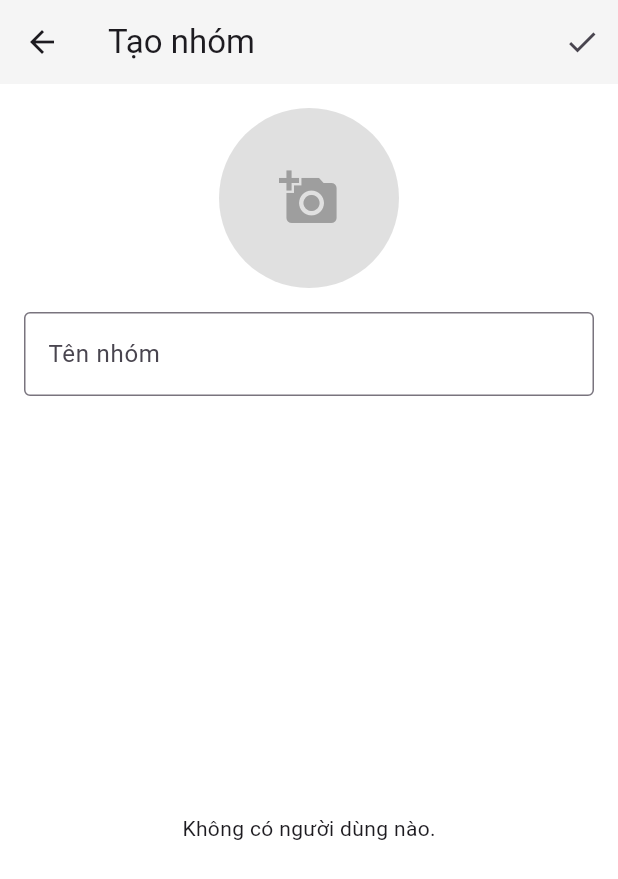
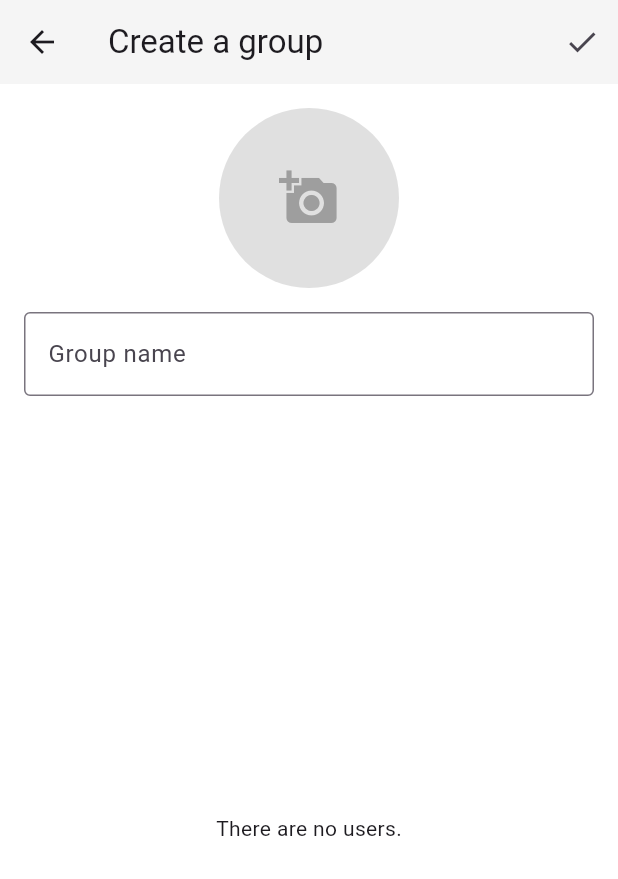
Before and after one commit to caocao012345678/flutter_instagram_clone, a Flutter app: the CreateGroupScreen screen opened by its route, on a phone screen of 412 x 824 dp. Shown: the top 879 px of the screen. Run offline on Flutter 3.47's test engine with Material 3 defaults, Android fonts, the phone set to English and light mode, and no system bars; our stand-ins replace cached_network_image, cloud_firestore, date_format, firebase_auth, firebase_core, firebase_messaging and 5 more; missing offline and left inert: photo_manager; accounts and stored records are empty; generated files the repository leaves out were written again; network calls fail.

Commit message:
change to English

```diff
--- a/lib/Chat/add_member_screen.dart
+++ b/lib/Chat/add_member_screen.dart
@@ -34,7 +34,7 @@ class _AddMemberScreenState extends State<AddMemberScreen> {
       'users': FieldValue.arrayUnion([userId]),
     });
     ScaffoldMessenger.of(context).showSnackBar(
-      SnackBar(content: Text('Đã thêm thành viên.')),
+      SnackBar(content: Text('Member added.')),
     );
     Navigator.pop(context);
   }
@@ -43,7 +43,7 @@ class _AddMemberScreenState extends State<AddMemberScreen> {
   Widget build(BuildContext context) {
     return Scaffold(
       appBar: AppBar(
-        title: const Text('Thêm thành viên'),
+        title: const Text('Add member'),
       ),
       body: Column(
         children: [
@@ -52,7 +52,7 @@ class _AddMemberScreenState extends State<AddMemberScreen> {
             child: TextField(
               controller: _searchController,
               decoration: const InputDecoration(
-                labelText: 'Tìm kiếm người dùng',
+                labelText: 'Search for users',
                 border: OutlineInputBorder(),
               ),
               onSubmitted: _searchUsers,
--- a/lib/Chat/chat_list_screen.dart
+++ b/lib/Chat/chat_list_screen.dart
@@ -53,7 +53,7 @@ class ChatListScreen extends StatelessWidget {
           }
 
           if (!snapshot.hasData || snapshot.data!.docs.isEmpty) {
-            return const Center(child: Text("Không có cuộc trò chuyện nào."));
+            return const Center(child: Text("There is no conversation."));
           }
 
           return ListView.builder(
@@ -72,7 +72,7 @@ class ChatListScreen extends StatelessWidget {
 
               if (chatType == 'group') {
                 // Hiển thị nhóm chat
-                String groupName = chatMap?['groupName'] ?? 'Nhóm';
+                String groupName = chatMap?['groupName'] ?? 'Group';
                 String groupImage = chatMap?['groupImage'] ?? '';
 
                 return ListTile(
@@ -127,7 +127,7 @@ class ChatListScreen extends StatelessWidget {
                     }
 
                     var userData = userSnapshot.data!.data() as Map<String, dynamic>;
-                    String username = userData['username'] ?? 'Người dùng';
+                    String username = userData['username'] ?? 'User';
                     String avatarUrl = userData['profile'] ?? '';
 
                     return ListTile(
--- a/lib/Chat/create_group_screen.dart
+++ b/lib/Chat/create_group_screen.dart
@@ -41,21 +41,21 @@ class _CreateGroupScreenState extends State<CreateGroupScreen> {
   Future<void> createGroupChat() async {
     if (_groupNameController.text.trim().isEmpty) {
       ScaffoldMessenger.of(context).showSnackBar(
-        const SnackBar(content: Text("Vui lòng nhập tên nhóm!")),
+        const SnackBar(content: Text("Please enter a group name!")),
       );
       return;
     }
 
     if (_groupImage == null) {
       ScaffoldMessenger.of(context).showSnackBar(
-        const SnackBar(content: Text("Vui lòng chọn ảnh nhóm!")),
+        const SnackBar(content: Text("Please select a group photo!")),
       );
       return;
     }
 
     if (selectedUserIds.length < 3) {
       ScaffoldMessenger.of(context).showSnackBar(
-        const SnackBar(content: Text("Vui lòng chọn ít nhất 2 người dùng khác để tạo nhóm!")),
+        const SnackBar(content: Text("Please select at least 2 other users to create a group!")),
       );
       return;
     }
@@ -111,7 +111,7 @@ class _CreateGroupScreenState extends State<CreateGroupScreen> {
     try {
       // Kiểm tra file trước khi tải lên
       if (!image.existsSync()) {
-        throw Exception("Tệp không tồn tại hoặc không hợp lệ.");
+        throw Exception("File does not exist or is invalid.");
       }
 
       // Tạo đường dẫn lưu ảnh trên Firebase Storage
@@ -128,12 +128,12 @@ class _CreateGroupScreenState extends State<CreateGroupScreen> {
         String downloadUrl = await snapshot.ref.getDownloadURL();
         return downloadUrl;
       } else {
-        throw Exception("Tải ảnh lên không thành công.");
+        throw Exception("Image upload failed.");
       }
     } catch (e) {
       // Log chi tiết lỗi
-      print("Lỗi khi tải ảnh lên Firebase Storage: $e");
-      throw Exception("Lỗi khi tải ảnh lên Firebase Storage: $e");
+      print("Error uploading image to Firebase Storage: $e");
+      throw Exception("Error uploading image to Firebase Storage: $e");
     }
   }
 
@@ -144,7 +144,7 @@ class _CreateGroupScreenState extends State<CreateGroupScreen> {
       backgroundColor: Colors.white,
       appBar: AppBar(
         backgroundColor: Colors.grey.shade100,
-        title: const Text("Tạo nhóm"),
+        title: const Text("Create a group"),
         actions: [
           IconButton(
             icon: const Icon(Icons.done),
@@ -182,7 +182,7 @@ class _CreateGroupScreenState extends State<CreateGroupScreen> {
             child: TextField(
               controller: _groupNameController,
               decoration: const InputDecoration(
-                labelText: "Tên nhóm",
+                labelText: "Group name",
                 border: OutlineInputBorder(),
               ),
             ),
@@ -197,7 +197,7 @@ class _CreateGroupScreenState extends State<CreateGroupScreen> {
                 }
 
                 if (!snapshot.hasData || snapshot.data!.docs.isEmpty) {
-                  return const Center(child: Text("Không có người dùng nào."));
+                  return const Center(child: Text("There are no users."));
                 }
 
                 // Lọc danh sách, loại bỏ người tạo nhóm
@@ -206,7 +206,7 @@ class _CreateGroupScreenState extends State<CreateGroupScreen> {
                 }).toList();
 
                 if (filteredUsers.isEmpty) {
-                  return const Center(child: Text("Không còn người dùng nào để thêm vào nhóm."));
+                  return const Center(child: Text("There are no more users to add to the group."));
                 }
 
 
@@ -216,7 +216,7 @@ class _CreateGroupScreenState extends State<CreateGroupScreen> {
                     var userDoc = filteredUsers[index];
                     var userData = userDoc.data() as Map<String, dynamic>;
                     String userId = userDoc.id;
-                    String username = userData['username'] ?? 'Người dùng';
+                    String username = userData['username'] ?? 'User';
                     String avatarUrl = userData['profile'] ?? '';
 
                     return StatefulBuilder(
--- a/lib/Chat/group_chat_screen.dart
+++ b/lib/Chat/group_chat_screen.dart
@@ -16,7 +16,7 @@ class _GroupChatScreenState extends State<GroupChatScreen> {
   void _createGroupChat() async {
     if (_selectedUserIds.length < 2) {
       ScaffoldMessenger.of(context).showSnackBar(
-        const SnackBar(content: Text('Chọn ít nhất 2 người dùng để tạo nhóm!')),
+        const SnackBar(content: Text('Select at least 2 users to create a group!')),
       );
       return;
     }
@@ -39,7 +39,7 @@ class _GroupChatScreenState extends State<GroupChatScreen> {
     return Scaffold(
       backgroundColor: Colors.white,
       appBar: AppBar(
-        title: const Text("Tạo nhóm chat"),
+        title: const Text("Create chat group"),
         actions: [
           IconButton(
             icon: const Icon(Icons.check),
@@ -59,7 +59,7 @@ class _GroupChatScreenState extends State<GroupChatScreen> {
             itemBuilder: (context, index) {
               var user = snapshot.data!.docs[index];
               String userId = user.id;
-              String username = user['username'] ?? 'Người dùng';
+              String username = user['username'] ?? 'User';
               String avatarUrl = user['profile'] ?? '';
 
               return ListTile(
--- a/lib/Chat/groupchat_detail_information_screen.dart
+++ b/lib/Chat/groupchat_detail_information_screen.dart
@@ -509,22 +509,22 @@ class _GroupChatDetailInformationScreenState
       context: context,
       builder: (context) {
         return AlertDialog(
-          title: const Text("Đổi tên nhóm"),
+          title: const Text("Rename group"),
           content: TextField(
             controller: controller,
-            decoration: const InputDecoration(hintText: "Tên nhóm mới"),
+            decoration: const InputDecoration(hintText: "New group name"),
           ),
           actions: <Widget>[
             TextButton(
               onPressed: () => Navigator.pop(context),
-              child: const Text("Hủy"),
+              child: const Text("Cancel"),
             ),
             TextButton(
               onPressed: () {
                 _updateGroupName(controller.text);
                 Navigator.pop(context);
               },
-              child: const Text("Đổi tên"),
+              child: const Text("Rename"),
             ),
           ],
         );
@@ -540,13 +540,13 @@ class _GroupChatDetailInformationScreenState
       });
 
       ScaffoldMessenger.of(context).showSnackBar(
-        const SnackBar(content: Text('Bạn đã rời nhóm')),
+        const SnackBar(content: Text('You have left the group')),
       );
 
       Navigator.pop(context);
     } catch (e) {
       ScaffoldMessenger.of(context).showSnackBar(
-        SnackBar(content: Text("Lỗi khi rời nhóm: $e")),
+        SnackBar(content: Text("Error when leaving group: $e")),
       );
     }
   }
@@ -554,8 +554,10 @@ class _GroupChatDetailInformationScreenState
   @override
   Widget build(BuildContext context) {
     return Scaffold(
+      backgroundColor: Colors.white,
       appBar: AppBar(
-        title: const Text("Thông tin nhóm"),
+        backgroundColor: Colors.grey.shade100,
+        title: const Text("Group information"),
       ),
       body: _isLoading
           ? const Center(child: CircularProgressIndicator())
@@ -640,7 +642,7 @@ class _GroupChatDetailInformationScreenState
                 return ListTile(
                   title: Text(
                     member['username'] +
-                        (member['isAdmin'] ? " (Nhóm trưởng)" : ""),
+                        (member['isAdmin'] ? " (Admin)" : ""),
                   ),
                   trailing: isAdmin && !member['isAdmin']
                       ? IconButton(
@@ -656,7 +658,7 @@ class _GroupChatDetailInformationScreenState
             const Divider(),
             ListTile(
               leading: const Icon(Icons.groups),
-              title: const Text("Danh sách thành viên"),
+              title: const Text("Member List"),
               onTap: () => Navigator.push(
                 context,
                 MaterialPageRoute(
@@ -669,7 +671,7 @@ class _GroupChatDetailInformationScreenState
             ),
             ListTile(
               leading: const Icon(Icons.person_add),
-              title: const Text("Thêm thành viên"),
+              title: const Text("Add member"),
               onTap: () => Navigator.push(
                 context,
                 MaterialPageRoute(
@@ -681,7 +683,7 @@ class _GroupChatDetailInformationScreenState
             if (!isAdmin)
               ListTile(
                 leading: const Icon(Icons.exit_to_app),
-                title: const Text("Rời nhóm"),
+                title: const Text("Leave group"),
                 onTap: _leaveGroup,
               ),
           ],
@@ -698,7 +700,7 @@ class _GroupChatDetailInformationScreenState
       });
 
       ScaffoldMessenger.of(context).showSnackBar(
-        const SnackBar(content: Text('Đã xóa thành viên khỏi nhóm!')),
+        const SnackBar(content: Text('Member removed from group!')),
       );
       setState(() {
         members.removeWhere((member) => member['id'] == memberId);
@@ -706,7 +708,7 @@ class _GroupChatDetailInformationScreenState
     } catch (e) {
       print("Error removing member: $e");
       ScaffoldMessenger.of(context).showSnackBar(
-        SnackBar(content: Text("Lỗi khi xóa thành viên: $e")),
+        SnackBar(content: Text("Error while deleting member: $e")),
       );
     }
   }
--- a/lib/Chat/member_list_screen.dart
+++ b/lib/Chat/member_list_screen.dart
@@ -41,7 +41,7 @@ class _MemberListScreenState extends State<MemberListScreen> {
         });
 
         ScaffoldMessenger.of(context).showSnackBar(
-          const SnackBar(content: Text("Đã xóa thành viên khỏi nhóm")),
+          const SnackBar(content: Text("Member removed from group")),
         );
       }
     } catch (e) {
@@ -55,7 +55,7 @@ class _MemberListScreenState extends State<MemberListScreen> {
   Widget build(BuildContext context) {
     return Scaffold(
       appBar: AppBar(
-        title: const Text('Danh sách thành viên'),
+        title: const Text('Member List'),
       ),
       body: StreamBuilder<DocumentSnapshot>( // Sử dụng StreamBuilder để lắng nghe thay đổi
         stream: _firestore.collection('chats').doc(widget.chatId).snapshots(),
@@ -69,7 +69,7 @@ class _MemberListScreenState extends State<MemberListScreen> {
           }
 
           if (!snapshot.hasData || !snapshot.data!.exists) {
-            return const Center(child: Text("Nhóm không tồn tại"));
+            return const Center(child: Text("Group does not exist"));
           }
 
           var groupData = snapshot.data!.data() as Map<String, dynamic>;
@@ -91,7 +91,7 @@ class _MemberListScreenState extends State<MemberListScreen> {
                     }
 
                     if (userSnapshot.hasError) {
-                      return Center(child: Text("Lỗi: ${userSnapshot.error}"));
+                      return Center(child: Text("Error: ${userSnapshot.error}"));
                     }
 
                     if (!userSnapshot.hasData || !userSnapshot.data!.exists) {
@@ -99,7 +99,7 @@ class _MemberListScreenState extends State<MemberListScreen> {
                     }
 
                     var userData = userSnapshot.data!.data() as Map<String, dynamic>;
-                    String username = userData['username'] ?? 'Người dùng';
+                    String username = userData['username'] ?? 'User';
                     String avatarUrl = userData['profile'] ?? '';
 
                     return ListTile(
@@ -114,7 +114,7 @@ class _MemberListScreenState extends State<MemberListScreen> {
                           if (userId == adminId) ...[
                             const SizedBox(width: 8),
                             const Text(
-                              'Nhóm trưởng',
+                              'Admin',
                               style: TextStyle(color: Colors.green, fontWeight: FontWeight.bold),
                             ),
                           ],
--- a/lib/Chat/search_user_screen.dart
+++ b/lib/Chat/search_user_screen.dart
@@ -17,7 +17,7 @@ class _SearchUserScreenState extends State<SearchUserScreen> {
   Widget build(BuildContext context) {
     return Scaffold(
       appBar: AppBar(
-        title: const Text("Tìm kiếm người dùng"),
+        title: const Text("Search for users"),
       ),
       body: Column(
         children: [
@@ -25,7 +25,7 @@ class _SearchUserScreenState extends State<SearchUserScreen> {
             padding: const EdgeInsets.all(8.0),
             child: TextField(
               decoration: const InputDecoration(
-                hintText: "Tìm theo tên người dùng...",
+                hintText: "Search by username...",
                 prefixIcon: Icon(Icons.search),
               ),
               onChanged: (value) {
@@ -48,14 +48,14 @@ class _SearchUserScreenState extends State<SearchUserScreen> {
                 }
 
                 if (snapshot.data!.docs.isEmpty) {
-                  return const Center(child: Text("Không tìm thấy người dùng."));
+                  return const Center(child: Text("User not found."));
                 }
 
                 return ListView.builder(
                   itemCount: snapshot.data!.docs.length,
                   itemBuilder: (context, index) {
                     var user = snapshot.data!.docs[index];
-                    String username = user['username'] ?? 'Người dùng';
+                    String username = user['username'] ?? 'User';
                     String avatarUrl = user['profile'] ?? '';
 
                     return ListTile(
```
Also changed, not shown: lib/Chat/chat_detail_screen.dart (+4 -4 lines), lib/Chat/groupchat_detail_screen.dart (+16 -14 lines), lib/Chat/message_actions.dart (+7 -7 lines).
